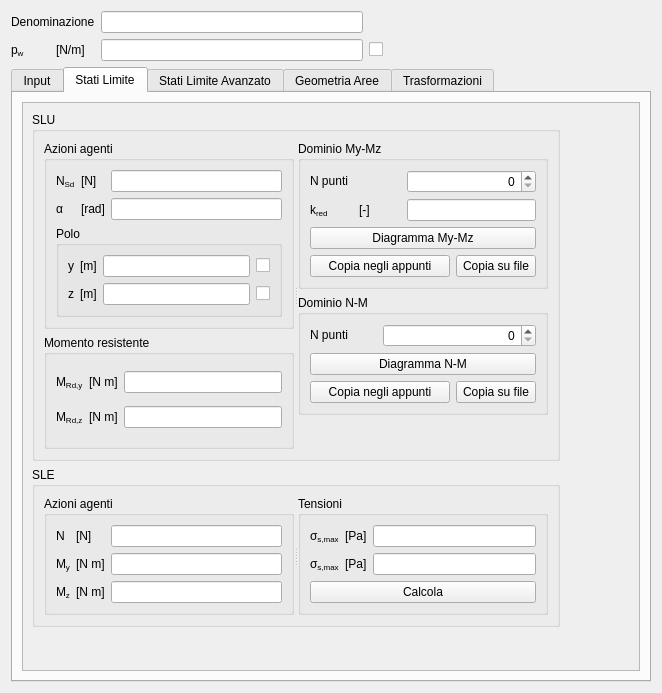
Qt form libqsectiongui/sectionrcncrgui.ui (mickele77/qstruct) before a commit.
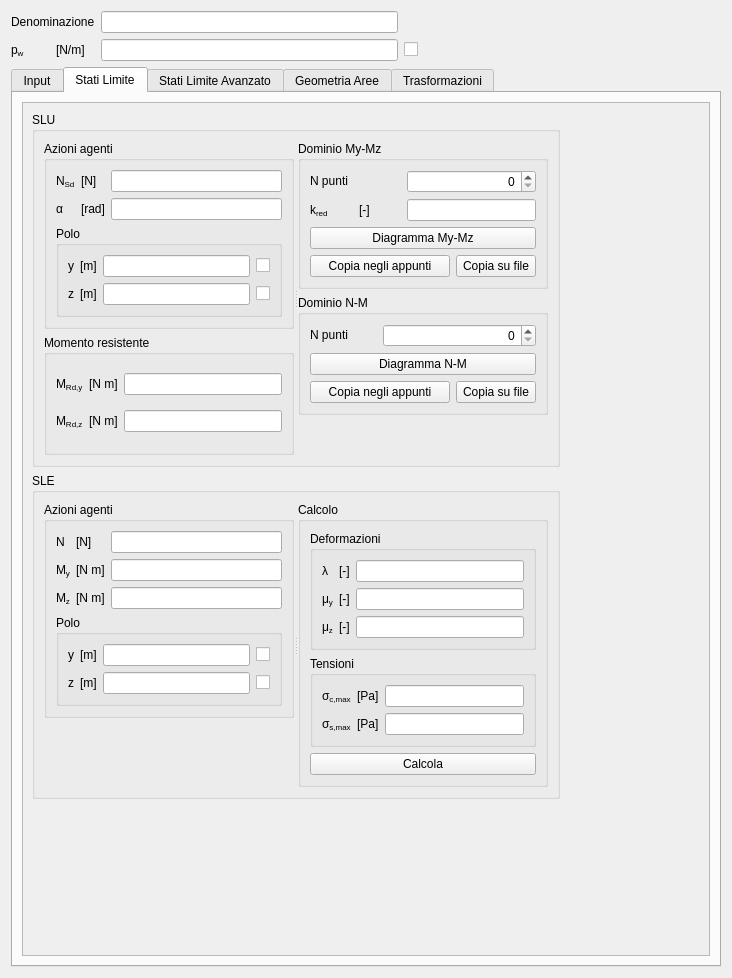
The same form after that commit. The open tabs and pages were chosen to show the change. Custom widgets are drawn as their Qt base class.

The edit to the form file:
```diff
--- a/libqsectiongui/sectionrcncrgui.ui
+++ b/libqsectiongui/sectionrcncrgui.ui
@@ -6,8 +6,8 @@
    <rect>
     <x>0</x>
     <y>0</y>
-    <width>662</width>
-    <height>693</height>
+    <width>732</width>
+    <height>978</height>
    </rect>
   </property>
   <property name="windowTitle">
@@ -919,11 +919,11 @@
            <rect>
             <x>0</x>
             <y>0</y>
-            <width>606</width>
-            <height>608</height>
+            <width>690</width>
+            <height>838</height>
            </rect>
           </property>
-          <layout class="QGridLayout" name="gridLayout_13">
+          <layout class="QGridLayout" name="gridLayout_39">
            <item row="0" column="0">
             <widget class="QGroupBox" name="ULSGBox">
              <property name="title">
@@ -1327,18 +1327,34 @@
              </layout>
             </widget>
            </item>
+           <item row="0" column="1">
+            <spacer name="horizontalSpacer_3">
+             <property name="orientation">
+              <enum>Qt::Horizontal</enum>
+             </property>
+             <property name="sizeHint" stdset="0">
+              <size>
+               <width>452</width>
+               <height>20</height>
+              </size>
+             </property>
+            </spacer>
+           </item>
            <item row="1" column="0">
-            <widget class="QGroupBox" name="ELSGBox">
+            <widget class="QGroupBox" name="SLSGBox">
              <property name="title">
               <string>SLE</string>
              </property>
-             <layout class="QGridLayout" name="gridLayout_11">
+             <layout class="QGridLayout" name="gridLayout_13">
               <item row="0" column="0">
                <widget class="QSplitter" name="splitter_3">
                 <property name="orientation">
                  <enum>Qt::Horizontal</enum>
                 </property>
-                <widget class="QGroupBox" name="ELSActionsGBox">
+                <widget class="QWidget" name="">
+                 <layout class="QVBoxLayout" name="verticalLayout_8">
+                  <item>
+                   <widget class="QGroupBox" name="SLSActionsGBox">
                  <property name="minimumSize">
                   <size>
                    <width>250</width>
@@ -1348,38 +1364,9 @@
                  <property name="title">
                   <string>Azioni agenti</string>
                  </property>
-                 <layout class="QGridLayout" name="gridLayout_17">
-                  <item row="0" column="0">
-                   <widget class="QLabelRichName" name="NELSLabel">
-                    <property name="text">
-                     <string>&lt;!DOCTYPE HTML PUBLIC &quot;-//W3C//DTD HTML 4.0//EN&quot; &quot;http://www.w3.org/TR/REC-html40/strict.dtd&quot;&gt;
-&lt;html&gt;&lt;head&gt;&lt;meta name=&quot;qrichtext&quot; content=&quot;1&quot; /&gt;&lt;/head&gt;
-&lt;body&gt;
-N
-&lt;/body&gt;&lt;/html&gt;</string>
-                    </property>
-                   </widget>
-                  </item>
-                  <item row="0" column="1">
-                   <widget class="QLabelUnitMeasure" name="NELSUMLabel">
-                    <property name="text">
-                     <string>&lt;!DOCTYPE HTML PUBLIC &quot;-//W3C//DTD HTML 4.0//EN&quot; &quot;http://www.w3.org/TR/REC-html40/strict.dtd&quot;&gt;
-&lt;html&gt;&lt;head&gt;&lt;meta name=&quot;qrichtext&quot; content=&quot;1&quot; /&gt;&lt;/head&gt;
-&lt;body&gt;
-[N]
-&lt;/body&gt;&lt;/html&gt;</string>
-                    </property>
-                   </widget>
-                  </item>
-                  <item row="0" column="2">
-                   <widget class="QLineEditValue" name="NELSLEdit">
-                    <property name="styleSheet">
-                     <string notr="true"/>
-                    </property>
-                   </widget>
-                  </item>
+                    <layout class="QGridLayout" name="gridLayout_11">
                   <item row="1" column="0">
-                   <widget class="QLabelRichName" name="MELSyLabel">
+                      <widget class="QLabelRichName" name="MySLSLabel">
                     <property name="text">
                      <string>&lt;!DOCTYPE HTML PUBLIC &quot;-//W3C//DTD HTML 4.0//EN&quot; &quot;http://www.w3.org/TR/REC-html40/strict.dtd&quot;&gt;
 &lt;html&gt;&lt;head&gt;&lt;meta name=&quot;qrichtext&quot; content=&quot;1&quot; /&gt;&lt;/head&gt;
@@ -1391,7 +1378,7 @@
                    </widget>
                   </item>
                   <item row="1" column="1">
-                   <widget class="QLabelUnitMeasure" name="MELSyUMLabel">
+                      <widget class="QLabelUnitMeasure" name="MySLSUMLabel">
                     <property name="text">
                      <string>&lt;!DOCTYPE HTML PUBLIC &quot;-//W3C//DTD HTML 4.0//EN&quot; &quot;http://www.w3.org/TR/REC-html40/strict.dtd&quot;&gt;
 &lt;html&gt;&lt;head&gt;&lt;meta name=&quot;qrichtext&quot; content=&quot;1&quot; /&gt;&lt;/head&gt;
@@ -1403,14 +1390,14 @@
                    </widget>
                   </item>
                   <item row="1" column="2">
-                   <widget class="QLineEditValue" name="MELSyLEdit">
+                      <widget class="QLineEditValue" name="MySLSLEdit">
                     <property name="styleSheet">
                      <string notr="true"/>
                     </property>
                    </widget>
                   </item>
                   <item row="2" column="0">
-                   <widget class="QLabelRichName" name="MELSzLabel">
+                      <widget class="QLabelRichName" name="MzSLSLabel">
                     <property name="text">
                      <string>&lt;!DOCTYPE HTML PUBLIC &quot;-//W3C//DTD HTML 4.0//EN&quot; &quot;http://www.w3.org/TR/REC-html40/strict.dtd&quot;&gt;
 &lt;html&gt;&lt;head&gt;&lt;meta name=&quot;qrichtext&quot; content=&quot;1&quot; /&gt;&lt;/head&gt;
@@ -1422,7 +1409,7 @@
                    </widget>
                   </item>
                   <item row="2" column="1">
-                   <widget class="QLabelUnitMeasure" name="MELSzUMLabel">
+                      <widget class="QLabelUnitMeasure" name="MzSLSUMLabel">
                     <property name="text">
                      <string>&lt;!DOCTYPE HTML PUBLIC &quot;-//W3C//DTD HTML 4.0//EN&quot; &quot;http://www.w3.org/TR/REC-html40/strict.dtd&quot;&gt;
 &lt;html&gt;&lt;head&gt;&lt;meta name=&quot;qrichtext&quot; content=&quot;1&quot; /&gt;&lt;/head&gt;
@@ -1434,34 +1421,225 @@
                    </widget>
                   </item>
                   <item row="2" column="2">
-                   <widget class="QLineEditValue" name="MELSzLEdit">
+                      <widget class="QLineEditValue" name="MzSLSLEdit">
                     <property name="styleSheet">
                      <string notr="true"/>
                     </property>
                    </widget>
                   </item>
-                 </layout>
-                </widget>
-                <widget class="QGroupBox" name="fELSGBox">
+                     <item row="0" column="0">
+                      <widget class="QLabelRichName" name="NSLSLabel">
+                       <property name="text">
+                        <string>&lt;!DOCTYPE HTML PUBLIC &quot;-//W3C//DTD HTML 4.0//EN&quot; &quot;http://www.w3.org/TR/REC-html40/strict.dtd&quot;&gt;
+&lt;html&gt;&lt;head&gt;&lt;meta name=&quot;qrichtext&quot; content=&quot;1&quot; /&gt;&lt;/head&gt;
+&lt;body&gt;
+N
+&lt;/body&gt;&lt;/html&gt;</string>
+                       </property>
+                      </widget>
+                     </item>
+                     <item row="0" column="1">
+                      <widget class="QLabelUnitMeasure" name="NSLSUMLabel">
+                       <property name="text">
+                        <string>&lt;!DOCTYPE HTML PUBLIC &quot;-//W3C//DTD HTML 4.0//EN&quot; &quot;http://www.w3.org/TR/REC-html40/strict.dtd&quot;&gt;
+&lt;html&gt;&lt;head&gt;&lt;meta name=&quot;qrichtext&quot; content=&quot;1&quot; /&gt;&lt;/head&gt;
+&lt;body&gt;
+[N]
+&lt;/body&gt;&lt;/html&gt;</string>
+                       </property>
+                      </widget>
+                     </item>
+                     <item row="0" column="2">
+                      <widget class="QLineEditValue" name="NSLSLEdit">
+                       <property name="styleSheet">
+                        <string notr="true"/>
+                       </property>
+                      </widget>
+                     </item>
+                     <item row="3" column="0" colspan="3">
+                      <widget class="QGroupBox" name="SLSActionsNCenGBox">
+                       <property name="title">
+                        <string>Polo</string>
+                       </property>
+                       <layout class="QGridLayout" name="gridLayout_40">
+                        <item row="1" column="0">
+                         <widget class="QLabelRichName" name="NCenYSLSLabel">
+                          <property name="text">
+                           <string>&lt;!DOCTYPE HTML PUBLIC &quot;-//W3C//DTD HTML 4.0//EN&quot; &quot;http://www.w3.org/TR/REC-html40/strict.dtd&quot;&gt;
+&lt;html&gt;&lt;head&gt;&lt;meta name=&quot;qrichtext&quot; content=&quot;1&quot; /&gt;&lt;/head&gt;
+&lt;body&gt;
+y
+&lt;/body&gt;
+&lt;/html&gt;</string>
+                          </property>
+                         </widget>
+                        </item>
+                        <item row="1" column="2">
+                         <widget class="QLineEditValue" name="NCenYSLSLEdit">
+                          <property name="styleSheet">
+                           <string notr="true"/>
+                          </property>
+                         </widget>
+                        </item>
+                        <item row="2" column="0">
+                         <widget class="QLabelRichName" name="NCenZSLSLabel">
+                          <property name="text">
+                           <string>&lt;!DOCTYPE HTML PUBLIC &quot;-//W3C//DTD HTML 4.0//EN&quot; &quot;http://www.w3.org/TR/REC-html40/strict.dtd&quot;&gt;
+&lt;html&gt;&lt;head&gt;&lt;meta name=&quot;qrichtext&quot; content=&quot;1&quot; /&gt;&lt;/head&gt;
+&lt;body&gt;
+z
+&lt;/body&gt;
+&lt;/html&gt;</string>
+                          </property>
+                         </widget>
+                        </item>
+                        <item row="2" column="2">
+                         <widget class="QLineEditValue" name="NCenZSLSLEdit">
+                          <property name="styleSheet">
+                           <string notr="true"/>
+                          </property>
+                         </widget>
+                        </item>
+                        <item row="1" column="1">
+                         <widget class="QLabelUnitMeasure" name="NCenYSLSUMLabel">
+                          <property name="text">
+                           <string>&lt;!DOCTYPE HTML PUBLIC &quot;-//W3C//DTD HTML 4.0//EN&quot; &quot;http://www.w3.org/TR/REC-html40/strict.dtd&quot;&gt;
+&lt;html&gt;&lt;head&gt;&lt;meta name=&quot;qrichtext&quot; content=&quot;1&quot; /&gt;&lt;/head&gt;
+&lt;body&gt;
+[m]
+&lt;/body&gt;
+&lt;/html&gt;</string>
+                          </property>
+                         </widget>
+                        </item>
+                        <item row="2" column="1">
+                         <widget class="QLabelUnitMeasure" name="NCenZSLSUMLabel">
+                          <property name="text">
+                           <string>&lt;!DOCTYPE HTML PUBLIC &quot;-//W3C//DTD HTML 4.0//EN&quot; &quot;http://www.w3.org/TR/REC-html40/strict.dtd&quot;&gt;
+&lt;html&gt;&lt;head&gt;&lt;meta name=&quot;qrichtext&quot; content=&quot;1&quot; /&gt;&lt;/head&gt;
+&lt;body&gt;
+[m]
+&lt;/body&gt;
+&lt;/html&gt;</string>
+                          </property>
+                         </widget>
+                        </item>
+                        <item row="1" column="3">
+                         <widget class="QCheckBoxReadOnly" name="NCenYSLSCheckBox">
+                          <property name="text">
+                           <string/>
+                          </property>
+                         </widget>
+                        </item>
+                        <item row="2" column="3">
+                         <widget class="QCheckBoxReadOnly" name="NCenZSLSCheckBox">
+                          <property name="text">
+                           <string/>
+                          </property>
+                         </widget>
+                        </item>
+                       </layout>
+                      </widget>
+                     </item>
+                    </layout>
+                   </widget>
+                  </item>
+                  <item>
+                   <spacer name="verticalSpacer_6">
+                    <property name="orientation">
+                     <enum>Qt::Vertical</enum>
+                    </property>
+                    <property name="sizeHint" stdset="0">
+                     <size>
+                      <width>17</width>
+                      <height>34</height>
+                     </size>
+                    </property>
+                   </spacer>
+                  </item>
+                 </layout>
+                </widget>
+                <widget class="QGroupBox" name="resultsSLSGBox">
                  <property name="minimumSize">
                   <size>
                    <width>250</width>
                    <height>0</height>
                   </size>
                  </property>
+                 <property name="title">
+                  <string>Calcolo</string>
+                 </property>
+                 <layout class="QVBoxLayout" name="verticalLayout_9">
+                  <item>
+                   <widget class="QGroupBox" name="groupBox_4">
+                    <property name="title">
+                     <string>Deformazioni</string>
+                    </property>
+                    <layout class="QGridLayout" name="gridLayout_17">
+                     <item row="0" column="1">
+                      <widget class="QLabelUnitMeasure" name="lSLSUMLabel">
+                       <property name="text">
+                        <string>[-]</string>
+                       </property>
+                      </widget>
+                     </item>
+                     <item row="1" column="0">
+                      <widget class="QLabelRichName" name="mySLSLabel">
+                       <property name="text">
+                        <string>μ&lt;span style=&quot; vertical-align:sub;&quot;&gt;y&lt;/span&gt;</string>
+                       </property>
+                      </widget>
+                     </item>
+                     <item row="0" column="2">
+                      <widget class="QLineEditValue" name="lSLSLEdit"/>
+                     </item>
+                     <item row="0" column="0">
+                      <widget class="QLabelRichName" name="lSLSLabel">
+                       <property name="text">
+                        <string>λ</string>
+                       </property>
+                      </widget>
+                     </item>
+                     <item row="1" column="2">
+                      <widget class="QLineEditValue" name="mySLSLEdit"/>
+                     </item>
+                     <item row="1" column="1">
+                      <widget class="QLabelUnitMeasure" name="mySLSUMLabel">
+                       <property name="text">
+                        <string>[-]</string>
+                       </property>
+                      </widget>
+                     </item>
+                     <item row="2" column="0">
+                      <widget class="QLabelRichName" name="mzSLSLabel">
+                       <property name="text">
+                        <string>μ&lt;span style=&quot; vertical-align:sub;&quot;&gt;z&lt;/span&gt;</string>
+                       </property>
+                      </widget>
+                     </item>
+                     <item row="2" column="1">
+                      <widget class="QLabelUnitMeasure" name="mzSLSUMLabel">
+                       <property name="text">
+                        <string>[-]</string>
+                       </property>
+                      </widget>
+                     </item>
+                     <item row="2" column="2">
+                      <widget class="QLineEditValue" name="mzSLSLEdit"/>
+                     </item>
+                    </layout>
+                   </widget>
+                  </item>
+                  <item>
+                   <widget class="QGroupBox" name="groupBox_5">
                  <property name="title">
                   <string>Tensioni</string>
                  </property>
                  <layout class="QGridLayout" name="gridLayout_12">
                   <item row="0" column="0">
-                   <widget class="QLabel" name="fELSCncrMaxLabel">
+                      <widget class="QLabelRichName" name="fSLSCncrMaxLabel">
                     <property name="text">
-                     <string>&lt;!DOCTYPE HTML PUBLIC &quot;-//W3C//DTD HTML 4.0//EN&quot; &quot;http://www.w3.org/TR/REC-html40/strict.dtd&quot;&gt;
-&lt;html&gt;&lt;head&gt;&lt;meta name=&quot;qrichtext&quot; content=&quot;1&quot; /&gt;&lt;/head&gt;
-&lt;body&gt;
-σ&lt;span style=&quot; vertical-align:sub;&quot;&gt;s,max&lt;/span&gt;
-&lt;/body&gt;
-&lt;/html&gt;</string>
+                        <string>σ&lt;span style=&quot; vertical-align:sub;&quot;&gt;c,max&lt;/span&gt;</string>
                     </property>
                    </widget>
                   </item>
@@ -1481,7 +1659,7 @@
                    <widget class="QLineEditValue" name="fELSCncrMaxLEdit"/>
                   </item>
                   <item row="1" column="0">
-                   <widget class="QLabel" name="fELSSteelCncrMaxLabel">
+                      <widget class="QLabelRichName" name="fSLSSteelCncrMaxLabel">
                     <property name="text">
                      <string>&lt;!DOCTYPE HTML PUBLIC &quot;-//W3C//DTD HTML 4.0//EN&quot; &quot;http://www.w3.org/TR/REC-html40/strict.dtd&quot;&gt;
 &lt;html&gt;&lt;head&gt;&lt;meta name=&quot;qrichtext&quot; content=&quot;1&quot; /&gt;&lt;/head&gt;
@@ -1505,10 +1683,13 @@
                    </widget>
                   </item>
                   <item row="1" column="2">
-                   <widget class="QLineEditValue" name="fELSSteelCncrMaxLEdit"/>
-                  </item>
-                  <item row="2" column="0" colspan="3">
-                   <widget class="QPushButton" name="ELSCalculatePButton">
+                      <widget class="QLineEditValue" name="fSLSSteelCncrMaxLEdit"/>
+                     </item>
+                    </layout>
+                   </widget>
+                  </item>
+                  <item>
+                   <widget class="QPushButton" name="SLSCalculatePButton">
                     <property name="text">
                      <string>Calcola</string>
                     </property>
@@ -1534,19 +1715,6 @@
              </property>
             </spacer>
            </item>
-           <item row="0" column="1">
-            <spacer name="horizontalSpacer_3">
-             <property name="orientation">
-              <enum>Qt::Horizontal</enum>
-             </property>
-             <property name="sizeHint" stdset="0">
-              <size>
-               <width>452</width>
-               <height>20</height>
-              </size>
-             </property>
-            </spacer>
-           </item>
           </layout>
          </widget>
         </widget>
```
Left out of the diff: 35 changed lines with no effect on the pictures. Lines whose indentation alone changed are shown as unchanged.
